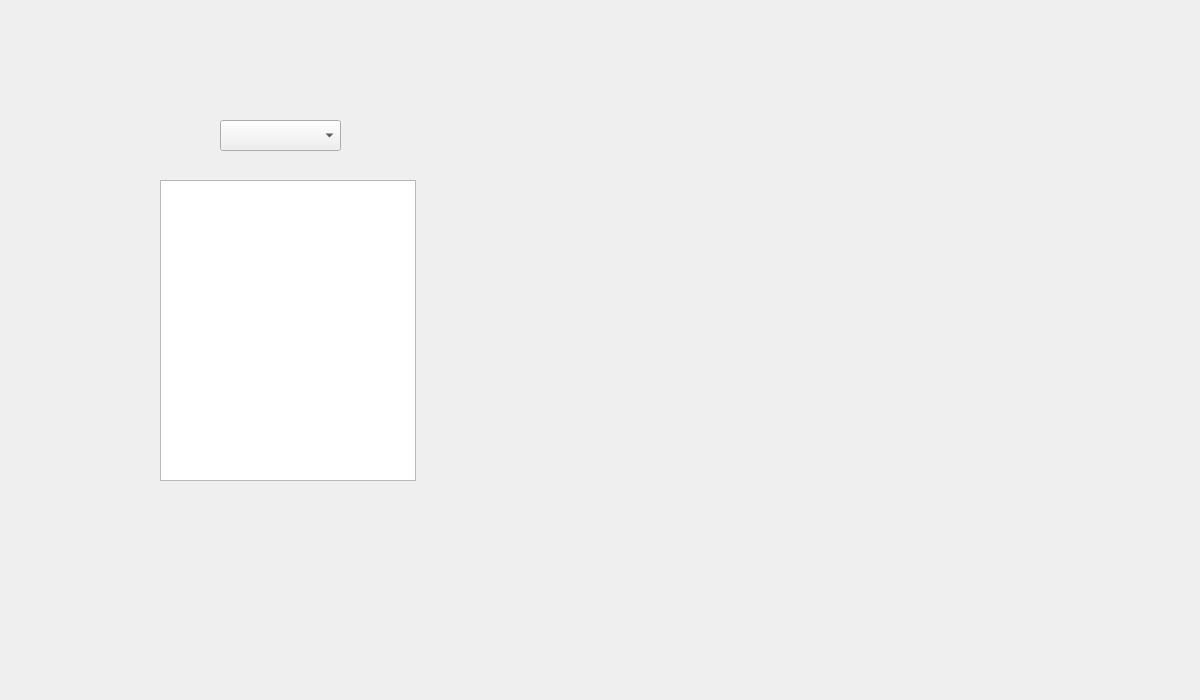
Old version of the form CS1D-Basketball-master/Basketball/conference.ui in the repository moetaei/CS1D-Basketball.
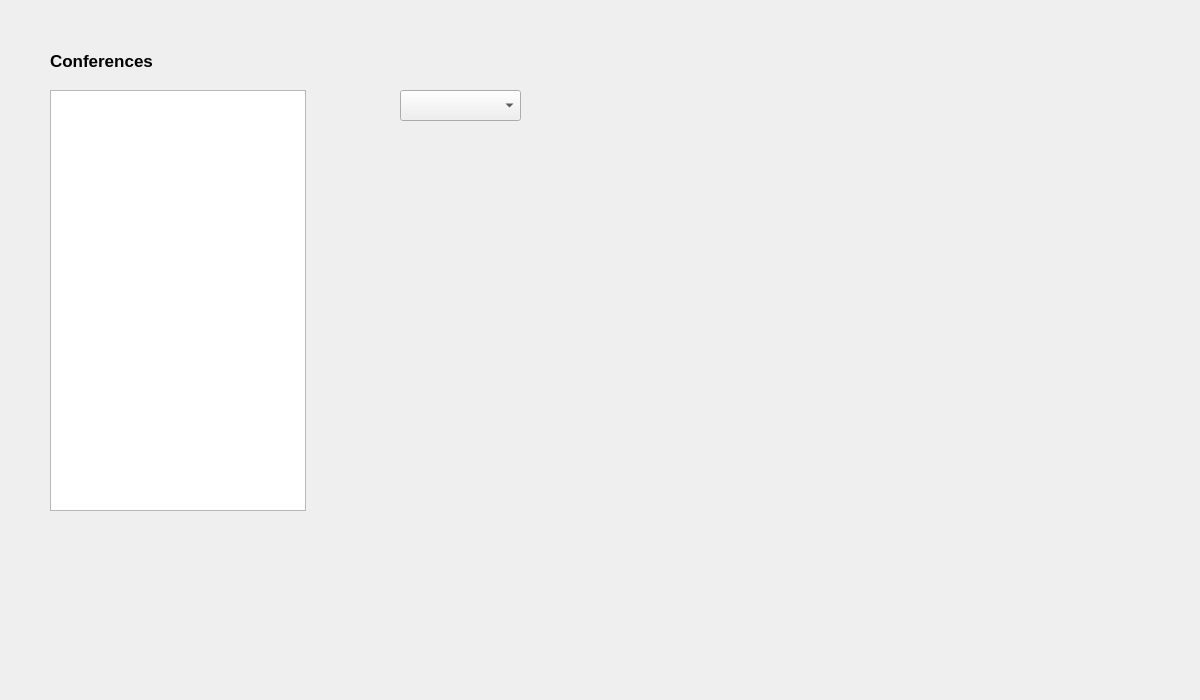
New version of the form.

Commit message: division tab

Patch:
```diff
--- a/CS1D-Basketball-master/Basketball/conference.ui
+++ b/CS1D-Basketball-master/Basketball/conference.ui
@@ -16,18 +16,18 @@
   <widget class="QTableView" name="conferenceTable">
    <property name="geometry">
     <rect>
-     <x>160</x>
-     <y>180</y>
+     <x>50</x>
+     <y>90</y>
      <width>256</width>
-     <height>301</height>
+     <height>421</height>
     </rect>
    </property>
   </widget>
   <widget class="QComboBox" name="comboBox">
    <property name="geometry">
     <rect>
-     <x>220</x>
-     <y>120</y>
+     <x>400</x>
+     <y>90</y>
      <width>121</width>
      <height>31</height>
     </rect>
@@ -46,6 +46,30 @@
     <string/>
    </property>
   </widget>
+  <widget class="QLabel" name="label">
+   <property name="geometry">
+    <rect>
+     <x>50</x>
+     <y>40</y>
+     <width>331</width>
+     <height>41</height>
+    </rect>
+   </property>
+   <property name="font">
+    <font>
+     <pointsize>13</pointsize>
+     <weight>75</weight>
+     <bold>true</bold>
+     <kerning>true</kerning>
+    </font>
+   </property>
+   <property name="text">
+    <string>Conferences</string>
+   </property>
+   <property name="textFormat">
+    <enum>Qt::PlainText</enum>
+   </property>
+  </widget>
  </widget>
  <resources/>
  <connections/>
```
The commit also changes 7 other files.
